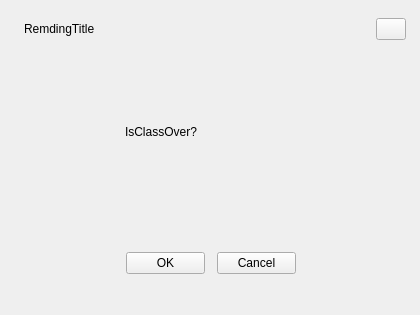
The window that main/src/control/qclassremindwindow.ui (Xershoo/BM-Client) describes before a commit, drawn with Qt 5.
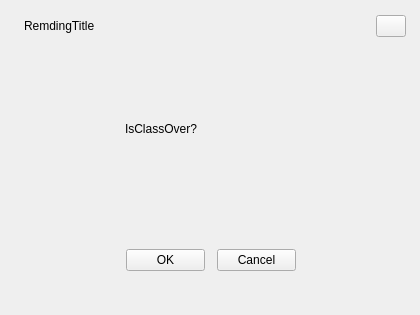
The same window after the commit. Custom widgets are drawn as their Qt base class.

The edit to the form file:
```diff
--- a/main/src/control/qclassremindwindow.ui
+++ b/main/src/control/qclassremindwindow.ui
@@ -30,7 +30,7 @@
        <number>3</number>
       </property>
       <property name="topMargin">
-       <number>3</number>
+       <number>0</number>
       </property>
       <property name="rightMargin">
        <number>3</number>
```
